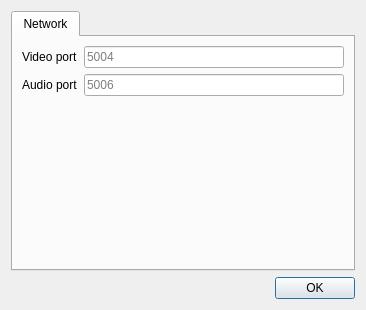
First picture: the form in gui/QT/ui/settings.ui, repository CESNET/UltraGrid, before the edit.
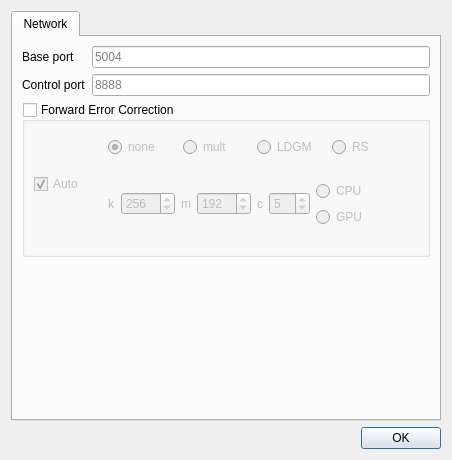
Second picture: the form after the edit. The open tabs and pages were chosen to show the change.

```diff
--- a/gui/QT/ui/settings.ui
+++ b/gui/QT/ui/settings.ui
@@ -6,8 +6,8 @@
    <rect>
     <x>0</x>
     <y>0</y>
-    <width>366</width>
-    <height>310</height>
+    <width>452</width>
+    <height>460</height>
    </rect>
   </property>
   <property name="windowTitle">
@@ -20,55 +20,385 @@
       <number>0</number>
      </property>
      <widget class="QWidget" name="Network">
+      <property name="sizePolicy">
+       <sizepolicy hsizetype="Preferred" vsizetype="Preferred">
+        <horstretch>0</horstretch>
+        <verstretch>0</verstretch>
+       </sizepolicy>
+      </property>
       <attribute name="title">
        <string>Network</string>
       </attribute>
-      <layout class="QFormLayout" name="formLayout">
-       <item row="0" column="0">
-        <widget class="QLabel" name="label">
-         <property name="sizePolicy">
-          <sizepolicy hsizetype="Minimum" vsizetype="Preferred">
-           <horstretch>0</horstretch>
-           <verstretch>0</verstretch>
-          </sizepolicy>
+      <layout class="QVBoxLayout" name="verticalLayout_5">
+       <item>
+        <layout class="QFormLayout" name="formLayout">
+         <property name="sizeConstraint">
+          <enum>QLayout::SetFixedSize</enum>
          </property>
-         <property name="text">
-          <string>Video port</string>
-         </property>
-        </widget>
+         <item row="0" column="0">
+          <widget class="QLabel" name="label">
+           <property name="sizePolicy">
+            <sizepolicy hsizetype="Minimum" vsizetype="Preferred">
+             <horstretch>0</horstretch>
+             <verstretch>0</verstretch>
+            </sizepolicy>
+           </property>
+           <property name="text">
+            <string>Base port</string>
+           </property>
+          </widget>
+         </item>
+         <item row="0" column="1">
+          <widget class="QLineEdit" name="basePort">
+           <property name="inputMask">
+            <string/>
+           </property>
+           <property name="maxLength">
+            <number>5</number>
+           </property>
+           <property name="placeholderText">
+            <string>5004</string>
+           </property>
+          </widget>
+         </item>
+         <item row="1" column="0">
+          <widget class="QLabel" name="label_2">
+           <property name="text">
+            <string>Control port</string>
+           </property>
+          </widget>
+         </item>
+         <item row="1" column="1">
+          <widget class="QLineEdit" name="controlPort">
+           <property name="inputMask">
+            <string/>
+           </property>
+           <property name="maxLength">
+            <number>5</number>
+           </property>
+           <property name="placeholderText">
+            <string>8888</string>
+           </property>
+          </widget>
+         </item>
+        </layout>
        </item>
-       <item row="0" column="1">
-        <widget class="QLineEdit" name="videoPort">
-         <property name="inputMask">
-          <string/>
+       <item>
+        <widget class="QGroupBox" name="fecGroupBox">
+         <property name="title">
+          <string>Forward Error Correction</string>
          </property>
-         <property name="maxLength">
-          <number>5</number>
+         <property name="checkable">
+          <bool>true</bool>
          </property>
-         <property name="placeholderText">
-          <string>5004</string>
+         <property name="checked">
+          <bool>false</bool>
          </property>
+         <layout class="QVBoxLayout" name="verticalLayout_2">
+          <property name="topMargin">
+           <number>1</number>
+          </property>
+          <item>
+           <layout class="QHBoxLayout" name="horizontalLayout_6">
+            <property name="sizeConstraint">
+             <enum>QLayout::SetFixedSize</enum>
+            </property>
+            <item>
+             <widget class="QCheckBox" name="fecAutoCheck">
+              <property name="sizePolicy">
+               <sizepolicy hsizetype="Maximum" vsizetype="Fixed">
+                <horstretch>0</horstretch>
+                <verstretch>0</verstretch>
+               </sizepolicy>
+              </property>
+              <property name="text">
+               <string>Auto</string>
+              </property>
+              <property name="checked">
+               <bool>true</bool>
+              </property>
+             </widget>
+            </item>
+            <item>
+             <widget class="QWidget" name="fecGroup_2" native="true">
+              <property name="enabled">
+               <bool>false</bool>
+              </property>
+              <layout class="QVBoxLayout" name="fecGroup">
+               <property name="topMargin">
+                <number>5</number>
+               </property>
+               <item>
+                <widget class="QWidget" name="fecRadioGroup" native="true">
+                 <layout class="QHBoxLayout" name="fecRadioLayout">
+                  <item>
+                   <widget class="QRadioButton" name="fecNoneRadio">
+                    <property name="text">
+                     <string>none</string>
+                    </property>
+                    <property name="checked">
+                     <bool>true</bool>
+                    </property>
+                   </widget>
+                  </item>
+                  <item>
+                   <widget class="QRadioButton" name="fecMultRadio">
+                    <property name="text">
+                     <string>mult</string>
+                    </property>
+                   </widget>
+                  </item>
+                  <item>
+                   <widget class="QRadioButton" name="fecLdgmRadio">
+                    <property name="text">
+                     <string>LDGM</string>
+                    </property>
+                   </widget>
+                  </item>
+                  <item>
+                   <widget class="QRadioButton" name="fecRsRadio">
+                    <property name="text">
+                     <string>RS</string>
+                    </property>
+                   </widget>
+                  </item>
+                 </layout>
+                </widget>
+               </item>
+               <item>
+                <widget class="QStackedWidget" name="stackedWidget">
+                 <property name="enabled">
+                  <bool>false</bool>
+                 </property>
+                 <property name="sizePolicy">
+                  <sizepolicy hsizetype="Maximum" vsizetype="Maximum">
+                   <horstretch>0</horstretch>
+                   <verstretch>0</verstretch>
+                  </sizepolicy>
+                 </property>
+                 <property name="currentIndex">
+                  <number>3</number>
+                 </property>
+                 <widget class="QWidget" name="mult">
+                  <layout class="QHBoxLayout" name="horizontalLayout_7">
+                   <item>
+                    <widget class="QLabel" name="label_3">
+                     <property name="text">
+                      <string>Multiplying factor</string>
+                     </property>
+                    </widget>
+                   </item>
+                   <item>
+                    <widget class="QSpinBox" name="multSpin">
+                     <property name="sizePolicy">
+                      <sizepolicy hsizetype="Preferred" vsizetype="Fixed">
+                       <horstretch>0</horstretch>
+                       <verstretch>0</verstretch>
+                      </sizepolicy>
+                     </property>
+                     <property name="minimum">
+                      <number>1</number>
+                     </property>
+                     <property name="value">
+                      <number>2</number>
+                     </property>
+                    </widget>
+                   </item>
+                  </layout>
+                 </widget>
+                 <widget class="QWidget" name="lgdm">
+                  <layout class="QHBoxLayout" name="horizontalLayout_8">
+                   <item>
+                    <widget class="QLabel" name="label_4">
+                     <property name="text">
+                      <string>Max Loss</string>
+                     </property>
+                    </widget>
+                   </item>
+                   <item>
+                    <widget class="QSpinBox" name="ldgmMaxLoss">
+                     <property name="value">
+                      <number>5</number>
+                     </property>
+                    </widget>
+                   </item>
+                   <item>
+                    <layout class="QVBoxLayout" name="verticalLayout_3">
+                     <item>
+                      <widget class="QRadioButton" name="ldgmSimpCpuRadio">
+                       <property name="text">
+                        <string>CPU</string>
+                       </property>
+                      </widget>
+                     </item>
+                     <item>
+                      <widget class="QRadioButton" name="ldgmSimpGpuRadio">
+                       <property name="text">
+                        <string>GPU</string>
+                       </property>
+                      </widget>
+                     </item>
+                    </layout>
+                   </item>
+                  </layout>
+                 </widget>
+                 <widget class="QWidget" name="page">
+                  <layout class="QHBoxLayout" name="horizontalLayout_9">
+                   <item>
+                    <widget class="QLabel" name="label_8">
+                     <property name="text">
+                      <string>k</string>
+                     </property>
+                    </widget>
+                   </item>
+                   <item>
+                    <widget class="QSpinBox" name="ldgmK">
+                     <property name="minimum">
+                      <number>64</number>
+                     </property>
+                     <property name="maximum">
+                      <number>8191</number>
+                     </property>
+                     <property name="value">
+                      <number>256</number>
+                     </property>
+                    </widget>
+                   </item>
+                   <item>
+                    <widget class="QLabel" name="label_11">
+                     <property name="text">
+                      <string>m</string>
+                     </property>
+                    </widget>
+                   </item>
+                   <item>
+                    <widget class="QSpinBox" name="ldgmM">
+                     <property name="minimum">
+                      <number>64</number>
+                     </property>
+                     <property name="maximum">
+                      <number>8191</number>
+                     </property>
+                     <property name="value">
+                      <number>192</number>
+                     </property>
+                    </widget>
+                   </item>
+                   <item>
+                    <widget class="QLabel" name="label_12">
+                     <property name="text">
+                      <string>c</string>
+                     </property>
+                    </widget>
+                   </item>
+                   <item>
+                    <widget class="QSpinBox" name="ldgmC">
+                     <property name="minimum">
+                      <number>2</number>
+                     </property>
+                     <property name="maximum">
+                      <number>63</number>
+                     </property>
+                     <property name="value">
+                      <number>5</number>
+                     </property>
+                    </widget>
+                   </item>
+                   <item>
+                    <layout class="QVBoxLayout" name="verticalLayout_4">
+                     <property name="rightMargin">
+                      <number>5</number>
+                     </property>
+                     <item>
+                      <widget class="QRadioButton" name="ldgmAdvCpuRadio">
+                       <property name="text">
+                        <string>CPU</string>
+                       </property>
+                      </widget>
+                     </item>
+                     <item>
+                      <widget class="QRadioButton" name="ldgmAdvGpuRadio">
+                       <property name="text">
+                        <string>GPU</string>
+                       </property>
+                      </widget>
+                     </item>
+                    </layout>
+                   </item>
+                  </layout>
+                 </widget>
+                 <widget class="QWidget" name="page_2">
+                  <layout class="QHBoxLayout" name="horizontalLayout_10">
+                   <item>
+                    <widget class="QLabel" name="label_13">
+                     <property name="sizePolicy">
+                      <sizepolicy hsizetype="Maximum" vsizetype="Preferred">
+                       <horstretch>0</horstretch>
+                       <verstretch>0</verstretch>
+                      </sizepolicy>
+                     </property>
+                     <property name="text">
+                      <string>k</string>
+                     </property>
+                    </widget>
+                   </item>
+                   <item>
+                    <widget class="QSpinBox" name="rsK">
+                     <property name="maximum">
+                      <number>255</number>
+                     </property>
+                     <property name="value">
+                      <number>200</number>
+                     </property>
+                    </widget>
+                   </item>
+                   <item>
+                    <widget class="QLabel" name="label_14">
+                     <property name="sizePolicy">
+                      <sizepolicy hsizetype="Maximum" vsizetype="Preferred">
+                       <horstretch>0</horstretch>
+                       <verstretch>0</verstretch>
+                      </sizepolicy>
+                     </property>
+                     <property name="text">
+                      <string>n</string>
+                     </property>
+                    </widget>
+                   </item>
+                   <item>
+                    <widget class="QSpinBox" name="rsN">
+                     <property name="maximum">
+                      <number>255</number>
+                     </property>
+                     <property name="value">
+                      <number>220</number>
+                     </property>
+                    </widget>
+                   </item>
+                  </layout>
+                 </widget>
+                </widget>
+               </item>
+              </layout>
+             </widget>
+            </item>
+           </layout>
+          </item>
+         </layout>
         </widget>
        </item>
-       <item row="1" column="0">
-        <widget class="QLabel" name="label_2">
-         <property name="text">
-          <string>Audio port</string>
+       <item>
+        <spacer name="verticalSpacer">
+         <property name="orientation">
+          <enum>Qt::Vertical</enum>
          </property>
-        </widget>
-       </item>
-       <item row="1" column="1">
-        <widget class="QLineEdit" name="audioPort">
-         <property name="inputMask">
-          <string/>
+         <property name="sizeHint" stdset="0">
+          <size>
+           <width>20</width>
+           <height>40</height>
+          </size>
          </property>
-         <property name="maxLength">
-          <number>5</number>
-         </property>
-         <property name="placeholderText">
-          <string>5006</string>
-         </property>
-        </widget>
+        </spacer>
        </item>
       </layout>
      </widget>
```
Left out of the diff: 34 changed lines with no effect on the pictures.
